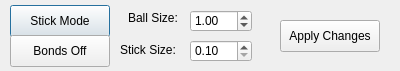
Qt form src/molara/Gui/structure_customizer.ui (Molara-Lab/Molara) before a commit.
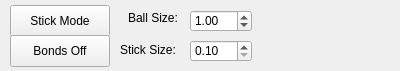
The same form after that commit.

What changed in the file:
```diff
--- a/src/molara/Gui/structure_customizer.ui
+++ b/src/molara/Gui/structure_customizer.ui
@@ -37,6 +37,9 @@
    <property name="text">
     <string>Stick Mode</string>
    </property>
+   <property name="autoDefault">
+    <bool>false</bool>
+   </property>
   </widget>
   <widget class="QDoubleSpinBox" name="ballSizeSpinBox">
    <property name="geometry">
@@ -73,19 +76,6 @@
     <double>0.100000000000000</double>
    </property>
   </widget>
-  <widget class="QPushButton" name="applyButton">
-   <property name="geometry">
-    <rect>
-     <x>280</x>
-     <y>20</y>
-     <width>100</width>
-     <height>32</height>
-    </rect>
-   </property>
-   <property name="text">
-    <string>Apply Changes</string>
-   </property>
-  </widget>
   <widget class="QLabel" name="ballSizeLabel">
    <property name="geometry">
     <rect>
@@ -124,6 +114,9 @@
    <property name="text">
     <string>Bonds Off</string>
    </property>
+   <property name="autoDefault">
+    <bool>false</bool>
+   </property>
   </widget>
  </widget>
  <resources/>
```
